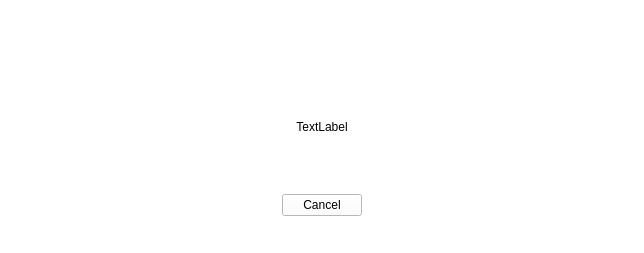
The window that src/GUI/Connecting.ui (maciek-slon/DisCODe) describes before a commit, drawn with Qt 5.
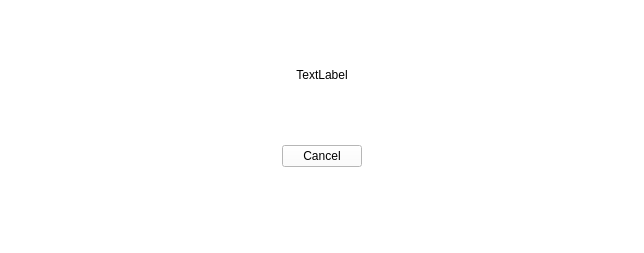
The same window after the commit. Custom widgets are drawn as their Qt base class.

Commit message: All welcome page windows and dialogs embedded into stackwidget

Patch:
```diff
--- a/src/GUI/Connecting.ui
+++ b/src/GUI/Connecting.ui
@@ -133,16 +133,6 @@
   </property>
   <layout class="QGridLayout" name="gridLayout">
    <item row="1" column="0" colspan="2">
-    <widget class="QLabel" name="preloader">
-     <property name="text">
-      <string>TextLabel</string>
-     </property>
-     <property name="alignment">
-      <set>Qt::AlignCenter</set>
-     </property>
-    </widget>
-   </item>
-   <item row="2" column="0" colspan="2">
     <widget class="QWidget" name="widget" native="true">
      <property name="minimumSize">
       <size>
@@ -190,19 +180,37 @@
      </layout>
     </widget>
    </item>
+   <item row="2" column="0">
+    <spacer name="verticalSpacer">
+     <property name="orientation">
+      <enum>Qt::Vertical</enum>
+     </property>
+     <property name="sizeHint" stdset="0">
+      <size>
+       <width>20</width>
+       <height>40</height>
+      </size>
+     </property>
+    </spacer>
+   </item>
    <item row="0" column="0" colspan="2">
-    <widget class="TextRoller" name="textRoller" native="true"/>
+    <widget class="QLabel" name="preloader">
+     <property name="minimumSize">
+      <size>
+       <width>0</width>
+       <height>128</height>
+      </size>
+     </property>
+     <property name="text">
+      <string>TextLabel</string>
+     </property>
+     <property name="alignment">
+      <set>Qt::AlignCenter</set>
+     </property>
+    </widget>
    </item>
   </layout>
  </widget>
- <customwidgets>
-  <customwidget>
-   <class>TextRoller</class>
-   <extends>QWidget</extends>
-   <header>TextRoller.hpp</header>
-   <container>1</container>
-  </customwidget>
- </customwidgets>
  <resources/>
  <connections/>
 </ui>
```
The commit also changes 6 other files.
